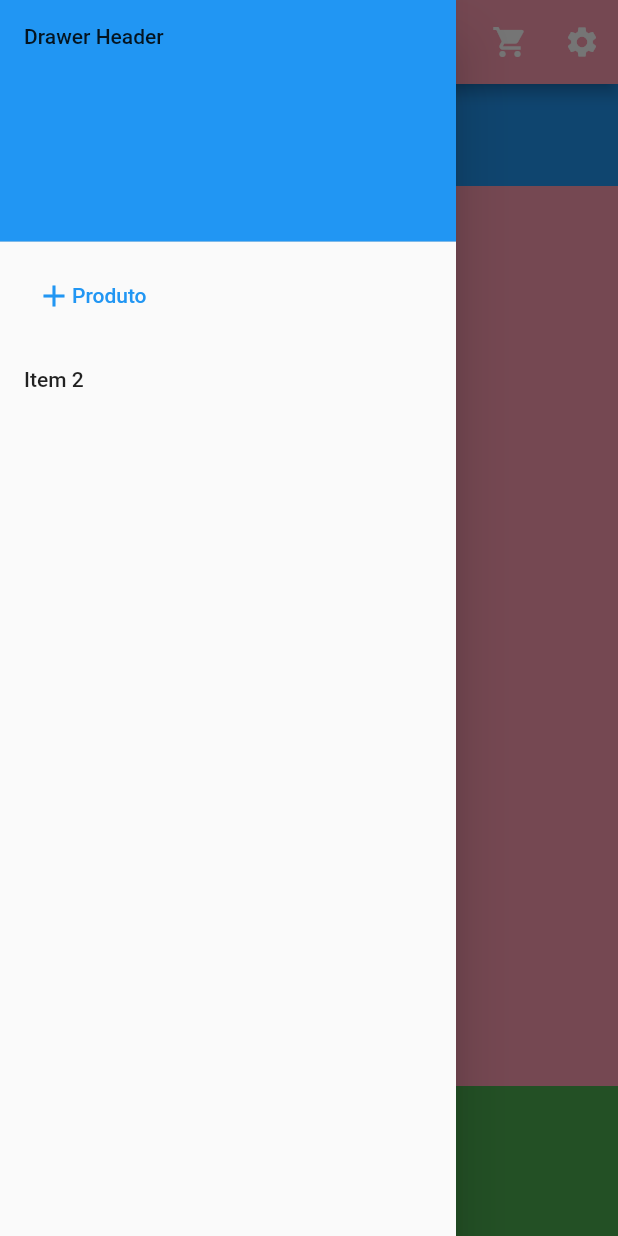
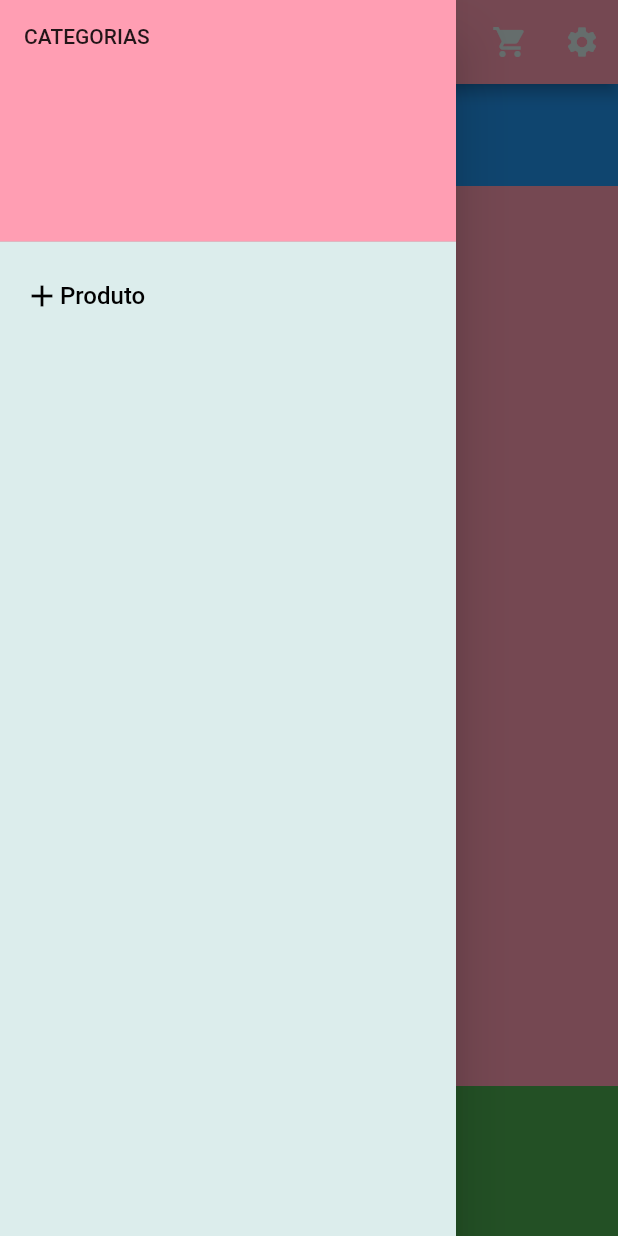
Before and after one commit to elielrj/senhorita_luxo_acessorios, a Flutter app: the screen it shows after launch, scrolled down 132 dp, after a tap on the "menu" icon, on a phone screen of 412 x 824 dp. Run offline on Flutter 3.47's test engine with Material 2 defaults, Android fonts, the phone set to English and light mode, and no system bars; our stand-ins replace cloud_firestore, firebase_core, firebase_storage, smooth_page_indicator; accounts and stored records are empty; generated files the repository leaves out were written again.

Commit message:
Estilização da AppBar.

```diff
--- a/lib/bibioteca/textos/textos.dart
+++ b/lib/bibioteca/textos/textos.dart
@@ -17,3 +17,5 @@ const textoMeuCarrinho = 'Meu Carrinho';
 const textoProduto = 'Produto';
 
 const textoAdicionarProduto = 'Adicionar Produto';
+
+const textoCategorias = 'CATEGORIAS';
--- a/lib/tela_adicionar_produto.dart
+++ b/lib/tela_adicionar_produto.dart
@@ -1,4 +1,5 @@
 import 'package:flutter/material.dart';
+import 'package:senhorita_luxo_acessorios/bibioteca/cores/cores.dart';
 import 'package:senhorita_luxo_acessorios/bibioteca/textos/textos.dart';
 
 class TelaAdicionarProduto extends StatefulWidget {
@@ -14,6 +15,7 @@ class _TelaAdicionarProdutoState extends State<TelaAdicionarProduto> {
     return Scaffold(
       appBar: AppBar(
         title: const Text(textoAdicionarProduto),
+        backgroundColor: corRosaPrincipalDaSenhoritaLuxoAcessorios,
       ),
       body: const Center(
         child: Text('Tela Adicionar Produto'),
--- a/lib/tela_home.dart
+++ b/lib/tela_home.dart
@@ -17,10 +17,17 @@ class _TelaHomeState extends State<TelaHome> {
     return Scaffold(
       backgroundColor: corRosaPrincipalDaSenhoritaLuxoAcessorios,
       appBar: AppBar(
-        title: const Text(textoSenhoritaLuxoAcessorios),
+        title: const Text(
+          textoSenhoritaLuxoAcessorios,
+          style: TextStyle(
+              color: corVerdeClaroSecundAriaDaSenhoritaLuxoAcessorios),
+        ),
         leading: Builder(builder: (context) {
           return IconButton(
-            icon: const Icon(Icons.menu),
+            icon: const Icon(
+              Icons.menu,
+              color: corVerdeClaroSecundAriaDaSenhoritaLuxoAcessorios,
+            ),
             onPressed: () {
               Scaffold.of(context).openDrawer();
             },
@@ -29,7 +36,10 @@ class _TelaHomeState extends State<TelaHome> {
         }),
         actions: [
           IconButton(
-            icon: const Icon(Icons.shopping_cart),
+            icon: const Icon(
+              Icons.shopping_cart,
+              color: corVerdeClaroSecundAriaDaSenhoritaLuxoAcessorios,
+            ),
             tooltip: textoMeuCarrinho,
             onPressed: () {
               ScaffoldMessenger.of(context).showSnackBar(
@@ -37,7 +47,10 @@ class _TelaHomeState extends State<TelaHome> {
             },
           ),
           IconButton(
-            icon: const Icon(Icons.settings),
+            icon: const Icon(
+              Icons.settings,
+              color: corVerdeClaroSecundAriaDaSenhoritaLuxoAcessorios,
+            ),
             tooltip: textoConfiguracoes,
             onPressed: () {
               ScaffoldMessenger.of(context).showSnackBar(
@@ -71,38 +84,29 @@ class _TelaHomeState extends State<TelaHome> {
         ),
       ),
       drawer: Drawer(
-        // Add a ListView to the drawer. This ensures the user can scroll
-        // through the options in the drawer if there isn't enough vertical
-        // space to fit everything.
+        backgroundColor: corVerdeClaroSecundAriaDaSenhoritaLuxoAcessorios,
         child: ListView(
-          // Important: Remove any padding from the ListView.
           padding: EdgeInsets.zero,
           children: [
             const DrawerHeader(
               decoration: BoxDecoration(
-                color: Colors.blue,
+                color: corRosaPrincipalDaSenhoritaLuxoAcessorios,
               ),
-              child: Text('Drawer Header'),
+              child: Text(textoCategorias),
             ),
             ListTile(
-              title: TextButton(
-                child: const Row(children: [
-                  Icon(Icons.add),
-                  Text(textoProduto),
-                ]),
-                onPressed: () => Navigator.push(context,
-                    MaterialPageRoute(builder: (context) => const TelaAdicionarProduto())),
-              ),
+              title: const Row(children: [
+                Icon(Icons.add, color: Colors.black),
+                Text(
+                  textoProduto,
+                  style: TextStyle(color: Colors.black, fontSize: 16),
+                ),
+              ]),
               onTap: () {
-                // Update the state of the app.
-                // ...
-              },
-            ),
-            ListTile(
-              title: const Text('Item 2'),
-              onTap: () {
-                // Update the state of the app.
-                // ...
+                Navigator.push(
+                    context,
+                    MaterialPageRoute(
+                        builder: (context) => const TelaAdicionarProduto()));
               },
             ),
           ],
```
